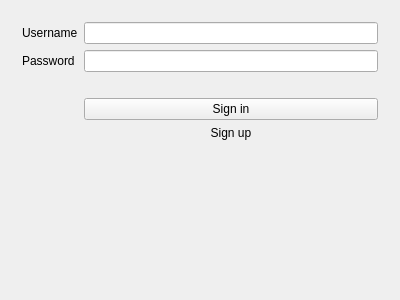
Old version of the form TheSystemDesktopClient/TheSystemDesktopClient/signinpage.ui in the repository njraf/the-system.
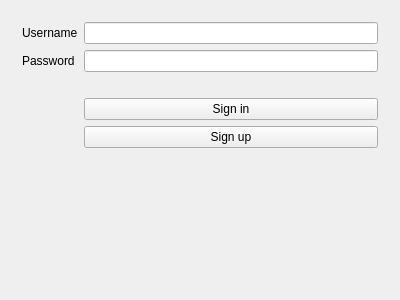
New version of the form.

Diff of the .ui file:
```diff
--- a/TheSystemDesktopClient/TheSystemDesktopClient/signinpage.ui
+++ b/TheSystemDesktopClient/TheSystemDesktopClient/signinpage.ui
@@ -35,9 +35,6 @@
    <property name="bottomMargin">
     <number>22</number>
    </property>
-   <item row="0" column="1">
-    <widget class="QLineEdit" name="usernameInput"/>
-   </item>
    <item row="0" column="0">
     <widget class="QLabel" name="usernameLabel">
      <property name="text">
@@ -45,6 +42,9 @@
      </property>
     </widget>
    </item>
+   <item row="0" column="1">
+    <widget class="QLineEdit" name="usernameInput"/>
+   </item>
    <item row="1" column="0">
     <widget class="QLabel" name="passwordLabel">
      <property name="text">
@@ -55,6 +55,13 @@
    <item row="1" column="1">
     <widget class="QLineEdit" name="passwordInput"/>
    </item>
+   <item row="2" column="1">
+    <widget class="QLabel" name="statusLabel">
+     <property name="text">
+      <string/>
+     </property>
+    </widget>
+   </item>
    <item row="3" column="1">
     <widget class="QPushButton" name="signinButton">
      <property name="text">
@@ -62,20 +69,23 @@
      </property>
     </widget>
    </item>
+   <item row="5" column="1">
+    <spacer name="verticalSpacer">
+     <property name="orientation">
+      <enum>Qt::Vertical</enum>
+     </property>
+     <property name="sizeHint" stdset="0">
+      <size>
+       <width>20</width>
+       <height>40</height>
+      </size>
+     </property>
+    </spacer>
+   </item>
    <item row="4" column="1">
-    <widget class="QLabel" name="signupLink">
+    <widget class="QPushButton" name="signupButton">
      <property name="text">
       <string>Sign up</string>
-     </property>
-     <property name="alignment">
-      <set>Qt::AlignHCenter|Qt::AlignTop</set>
-     </property>
-    </widget>
-   </item>
-   <item row="2" column="1">
-    <widget class="QLabel" name="statusLabel">
-     <property name="text">
-      <string/>
      </property>
     </widget>
    </item>
```
